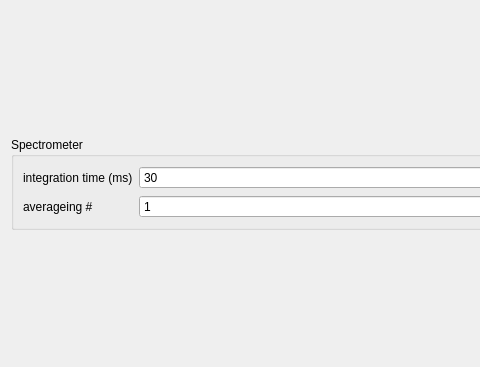
This is gui_design/spectrometer.ui in baukekooger/XY_Measurement as Qt 5 draws it before an edit; both pictures show x 0 to 480 and y 0 to 367 of the 866 by 367 pixel window. The edited form follows.
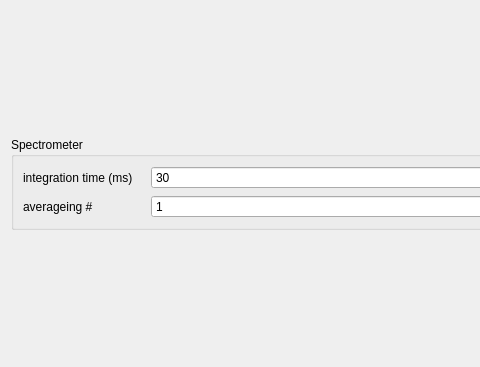
This is the edited form. The open tabs and pages were chosen to show the change.

Diff of the .ui file:
```diff
--- a/gui_design/spectrometer.ui
+++ b/gui_design/spectrometer.ui
@@ -78,7 +78,7 @@
               </property>
               <property name="minimumSize">
                <size>
-                <width>110</width>
+                <width>122</width>
                 <height>0</height>
                </size>
               </property>
@@ -111,7 +111,7 @@
               </property>
               <property name="minimumSize">
                <size>
-                <width>110</width>
+                <width>122</width>
                 <height>0</height>
                </size>
               </property>
```
